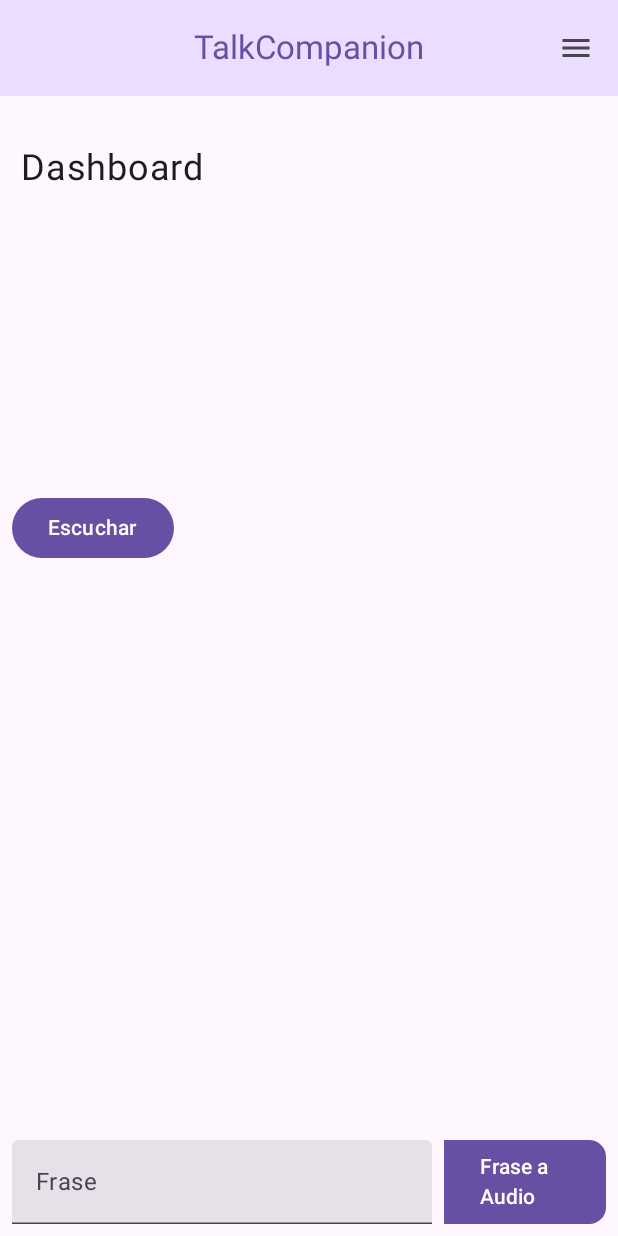
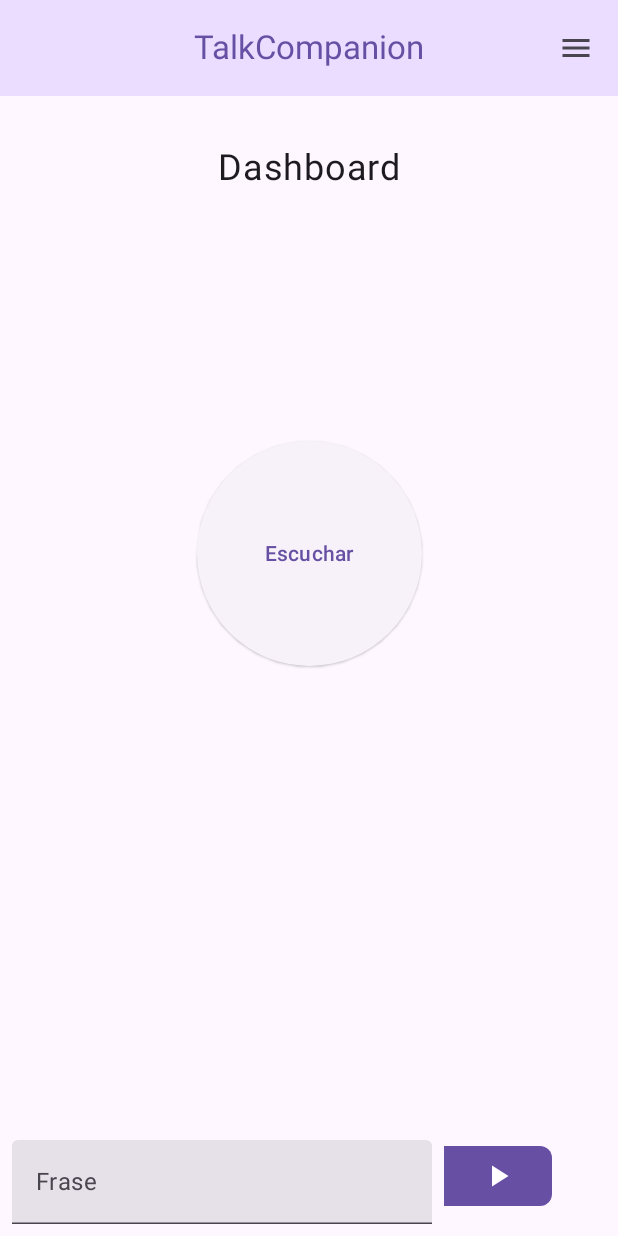
Before and after one commit to CroiXan/talk-companion, an Android app built with Jetpack Compose: the MainActivity screen opened directly, with no data from a screen before it, on a phone screen of 412 x 824 dp. Run offline under Robolectric (Android 15) with nearby library versions, the phone set to English and light mode, and no system bars; our stand-ins replace livedata-compose; 1 statement that could not run was skipped.

Commit message:
ajustes de botones

```diff
--- a/app/src/main/java/com/example/talkcompanion/common/components/DashboardMock.kt
+++ b/app/src/main/java/com/example/talkcompanion/common/components/DashboardMock.kt
@@ -7,12 +7,18 @@ import androidx.compose.foundation.layout.Column
 import androidx.compose.foundation.layout.PaddingValues
 import androidx.compose.foundation.layout.Row
 import androidx.compose.foundation.layout.fillMaxSize
+import androidx.compose.foundation.layout.fillMaxWidth
 import androidx.compose.foundation.layout.padding
+import androidx.compose.foundation.layout.size
 import androidx.compose.foundation.lazy.grid.GridCells
 import androidx.compose.foundation.lazy.grid.LazyVerticalGrid
 import androidx.compose.foundation.lazy.grid.items
 import androidx.compose.foundation.shape.RoundedCornerShape
+import androidx.compose.material.icons.Icons
+import androidx.compose.material.icons.filled.PlayArrow
 import androidx.compose.material3.Button
+import androidx.compose.material3.ElevatedButton
+import androidx.compose.material3.Icon
 import androidx.compose.material3.Text
 import androidx.compose.material3.TextField
 import androidx.compose.runtime.Composable
@@ -24,14 +30,13 @@ import androidx.compose.runtime.setValue
 import androidx.compose.ui.Modifier
 import androidx.compose.ui.unit.dp
 import androidx.compose.ui.unit.sp
-import com.example.talkcompanion.data.model.Phrase
 import com.example.talkcompanion.data.model.UserPhraseViewModel
-import com.example.talkcompanion.feature.phrase.functions.getPhraseListByUserName
 import com.example.talkcompanion.feature.speech.functions.speak
 
 @Composable
 fun DashboardMockScreen(innerPadding: PaddingValues, context: Context, textToSpeechInstance: TextToSpeech, newUserPhrases: UserPhraseViewModel) {
     var frase by remember { mutableStateOf("") }
+    var resultado by remember { mutableStateOf("Dashboard") }
     val userPhrases by newUserPhrases.userPhrases.observeAsState(emptyList())
 
     Column(modifier = Modifier
@@ -41,18 +46,22 @@ fun DashboardMockScreen(innerPadding: PaddingValues, context: Context, textToSpe
         verticalArrangement = Arrangement.SpaceBetween) {
 
         Row(
-            modifier = Modifier.padding(4.dp)
+            modifier = Modifier.padding(4.dp).fillMaxWidth(),
+            horizontalArrangement = Arrangement.Center
         ){
-            Text(text = "Dashboard",
+            Text(text = resultado,
                 fontSize = 24.sp,
                 modifier = Modifier.padding(10.dp))
         }
 
         Row(
-            modifier = Modifier.padding(4.dp)
+            modifier = Modifier.padding(4.dp).fillMaxWidth(),
+            horizontalArrangement = Arrangement.Center
         ){
-            Button(onClick = {  },
-                modifier = Modifier.padding(4.dp)) {
+            ElevatedButton(onClick = {  },
+                modifier = Modifier.padding(4.dp)
+                    .size(width = 150.dp, height = 150.dp),
+                shape = RoundedCornerShape(100,100,100,100)) {
                 Text(text = "Escuchar")
             }
         }
@@ -88,7 +97,10 @@ fun DashboardMockScreen(innerPadding: PaddingValues, context: Context, textToSpe
             Button(onClick = { speak(frase, textToSpeechInstance) },
                 shape = RoundedCornerShape(0,20,20,0),
                 modifier = Modifier.padding(4.dp)) {
-                Text(text = "Frase a Audio")
+                Icon(
+                    imageVector = Icons.Filled.PlayArrow,
+                    contentDescription = "Localized description"
+                )
             }
         }
     }
```
Also changed, not shown: app/src/main/java/com/example/talkcompanion/feature/phrase/components/PhraseManagerScreen.kt (+6 -8 lines).
